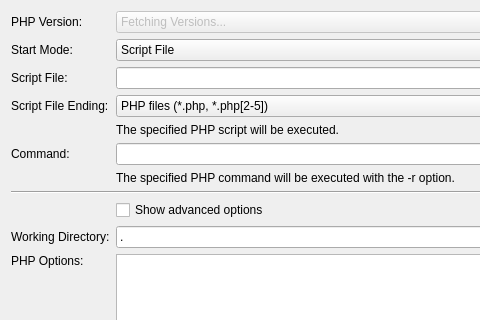
Old version of the form src/brickv/plugin_system/plugins/red/ui/program_page_php.ui in the repository Tinkerforge/brickv; both pictures show x 0 to 480 and y 0 to 320 of the 582 by 689 pixel window.
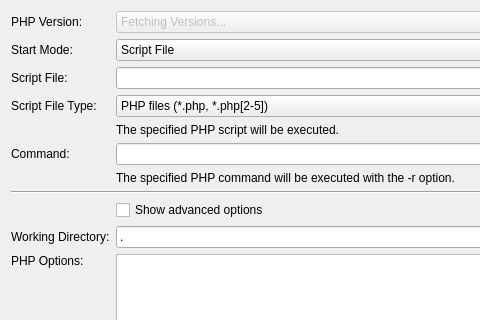
New version of the form. Custom widgets are drawn as their Qt base class.

What changed in the file:
```diff
--- a/src/brickv/plugin_system/plugins/red/ui/program_page_php.ui
+++ b/src/brickv/plugin_system/plugins/red/ui/program_page_php.ui
@@ -228,7 +228,7 @@
      <item row="3" column="0">
       <widget class="QLabel" name="label_script_file_ending">
        <property name="text">
-        <string>Script File Ending:</string>
+        <string>Script File Type:</string>
        </property>
       </widget>
      </item>
```
Left out of the diff: 4 changed lines with no effect on the pictures.
